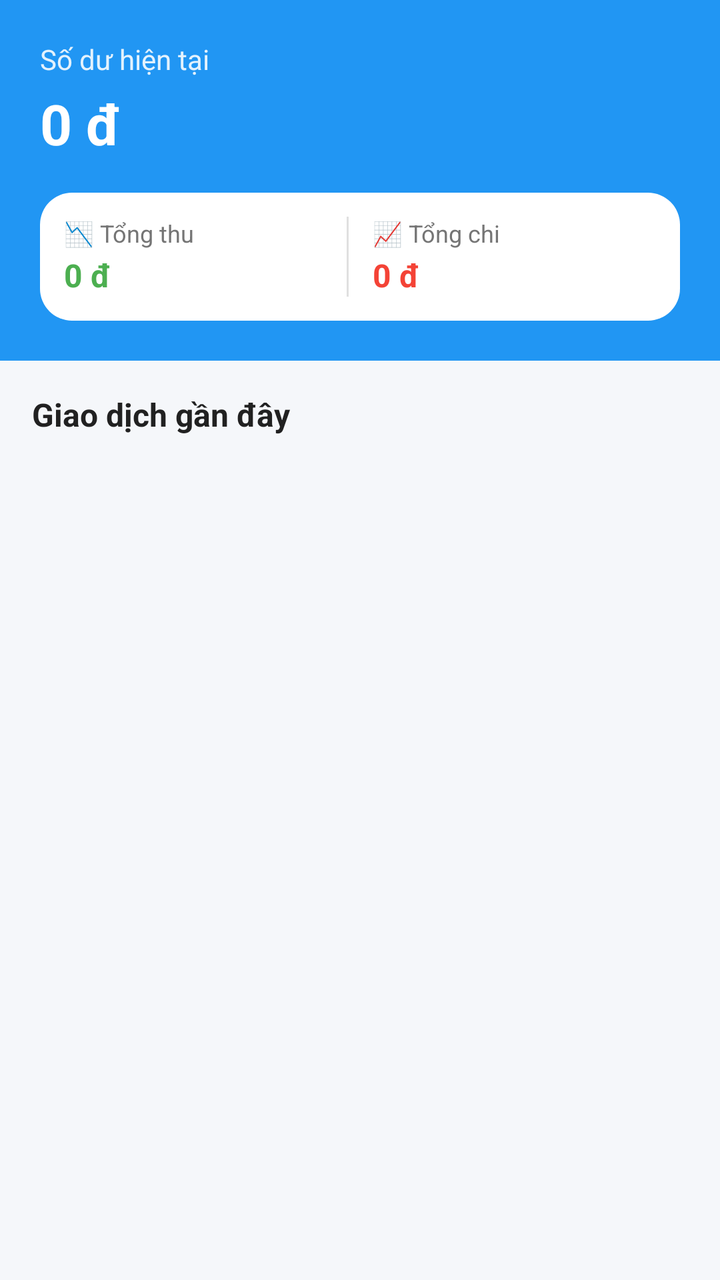
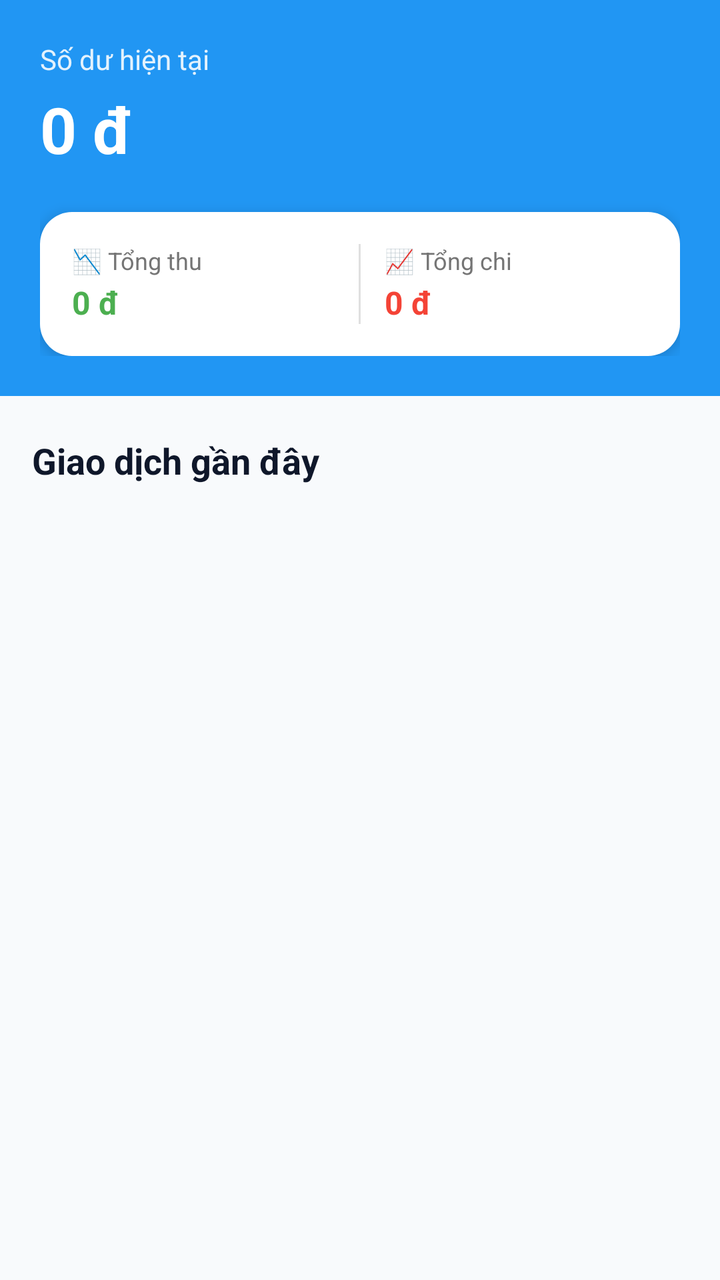

Screens rendered from an Android XML layout before and after an edit, with the pre-edit source and the edit as a unified diff.
<!-- AndroidManifest.xml: application theme Theme.AppQuanLyChiTieu -->
<!-- res/layout/fragment_home.xml -->
<?xml version="1.0" encoding="utf-8"?>
<LinearLayout xmlns:android="http://schemas.android.com/apk/res/android"
    xmlns:app="http://schemas.android.com/apk/res-auto"
    android:layout_width="match_parent"
    android:layout_height="match_parent"
    android:background="#F5F7FA"
    android:orientation="vertical">

    <LinearLayout
        android:layout_width="match_parent"
        android:layout_height="wrap_content"
        android:background="#2196F3"
        android:orientation="vertical"
        android:padding="20dp">

        <TextView
            android:layout_width="wrap_content"
            android:layout_height="wrap_content"
            android:text="Số dư hiện tại"
            android:textColor="#E3F2FD"
            android:textSize="14sp" />

        <TextView
            android:id="@+id/tvTotalBalance"
            android:layout_width="wrap_content"
            android:layout_height="wrap_content"
            android:layout_marginTop="4dp"
            android:text="0 đ"
            android:textColor="#FFFFFF"
            android:textSize="28sp"
            android:textStyle="bold" />

        <LinearLayout
            android:id="@+id/btnViewHistory"
            android:layout_width="match_parent"
            android:layout_height="wrap_content"
            android:layout_marginTop="16dp"
            android:background="@drawable/bg_card_white"
            android:orientation="horizontal"
            android:padding="12dp">

            <LinearLayout
                android:layout_width="0dp"
                android:layout_height="wrap_content"
                android:layout_weight="1"
                android:orientation="vertical">

                <TextView
                    android:layout_width="wrap_content"
                    android:layout_height="wrap_content"
                    android:text="📉 Tổng thu"
                    android:textColor="#757575"
                    android:textSize="12sp" />

                <TextView
                    android:id="@+id/tvTotalIncome"
                    android:layout_width="wrap_content"
                    android:layout_height="wrap_content"
                    android:layout_marginTop="2dp"
                    android:text="0 đ"
                    android:textColor="#4CAF50"
                    android:textSize="16sp"
                    android:textStyle="bold" />
            </LinearLayout>

            <View
                android:layout_width="1dp"
                android:layout_height="match_parent"
                android:background="#E0E0E0" />

            <LinearLayout
                android:layout_width="0dp"
                android:layout_height="wrap_content"
                android:layout_marginStart="12dp"
                android:layout_weight="1"
                android:orientation="vertical">

                <TextView
                    android:layout_width="wrap_content"
                    android:layout_height="wrap_content"
                    android:text="📈 Tổng chi"
                    android:textColor="#757575"
                    android:textSize="12sp" />

                <TextView
                    android:id="@+id/tvTotalExpense"
                    android:layout_width="wrap_content"
                    android:layout_height="wrap_content"
                    android:layout_marginTop="2dp"
                    android:text="0 đ"
                    android:textColor="#F44336"
                    android:textSize="16sp"
                    android:textStyle="bold" />
            </LinearLayout>
        </LinearLayout>
    </LinearLayout>

    <TextView
        android:layout_width="wrap_content"
        android:layout_height="wrap_content"
        android:layout_marginHorizontal="16dp"
        android:layout_marginTop="16dp"
        android:text="Giao dịch gần đây"
        android:textColor="#212121"
        android:textSize="16sp"
        android:textStyle="bold" />

    <androidx.recyclerview.widget.RecyclerView
        android:id="@+id/rvTransactions"
        android:layout_width="match_parent"
        android:layout_height="match_parent"
        android:clipToPadding="false"
        android:padding="16dp"
        android:paddingBottom="100dp" />

</LinearLayout>
<!-- resources referenced by this layout -->
<resources>
  <!-- drawable bg_card_white (drawable) -->
  <?xml version="1.0" encoding="utf-8"?>
  <shape xmlns:android="http://schemas.android.com/apk/res/android">
      <solid android:color="#FFFFFF" />
      <corners android:radius="16dp" />
  </shape>
  <style name="Theme.AppQuanLyChiTieu" parent="Base.Theme.AppQuanLyChiTieu" />
  <style name="Base.Theme.AppQuanLyChiTieu" parent="Theme.Material3.DayNight.NoActionBar">
          
          
      </style>
</resources>

<!-- the commit's change to res/layout/fragment_home.xml (unified diff, before → after) -->
@@ -1,116 +1,138 @@
 <?xml version="1.0" encoding="utf-8"?>
-<LinearLayout xmlns:android="http://schemas.android.com/apk/res/android"
-    xmlns:app="http://schemas.android.com/apk/res-auto"
+<ScrollView xmlns:android="http://schemas.android.com/apk/res/android"
     android:layout_width="match_parent"
     android:layout_height="match_parent"
-    android:background="#F5F7FA"
-    android:orientation="vertical">
+    android:background="#F8FAFC"
+    android:fitsSystemWindows="true">
 
     <LinearLayout
         android:layout_width="match_parent"
         android:layout_height="wrap_content"
-        android:background="#2196F3"
-        android:orientation="vertical"
-        android:padding="20dp">
+        android:orientation="vertical">
+
+        
+        <LinearLayout
+            android:layout_width="match_parent"
+            android:layout_height="wrap_content"
+            android:background="#2196F3"
+            android:orientation="vertical"
+            android:padding="20dp">
+
+            <TextView
+                android:layout_width="wrap_content"
+                android:layout_height="wrap_content"
+                android:text="Số dư hiện tại"
+                android:textColor="#E3F2FD"
+                android:textSize="14sp" />
+
+            <TextView
+                android:id="@+id/tvBalance"
+                android:layout_width="wrap_content"
+                android:layout_height="wrap_content"
+                android:layout_marginTop="4dp"
+                android:text="0 đ"
+                android:textColor="#FFFFFF"
+                android:textSize="32sp"
+                android:textStyle="bold" />
+
+            
+            <LinearLayout
+                android:layout_width="match_parent"
+                android:layout_height="wrap_content"
+                android:layout_marginTop="20dp"
+                android:background="@drawable/bg_card_white"
+                android:elevation="4dp"
+                android:orientation="horizontal"
+                android:padding="16dp">
+
+                
+                <LinearLayout
+                    android:id="@+id/boxTotalIncome"
+                    android:layout_width="0dp"
+                    android:layout_height="wrap_content"
+                    android:layout_marginEnd="12dp"
+                    android:layout_weight="1"
+                    android:background="?attr/selectableItemBackground"
+                    android:clickable="true"
+                    android:focusable="true"
+                    android:orientation="vertical">
+
+                    <TextView
+                        android:layout_width="wrap_content"
+                        android:layout_height="wrap_content"
+                        android:text="📉 Tổng thu"
+                        android:textColor="#757575"
+                        android:textSize="12sp" />
+
+                    <TextView
+                        android:id="@+id/tvTotalIncome"
+                        android:layout_width="wrap_content"
+                        android:layout_height="wrap_content"
+                        android:layout_marginTop="2dp"
+                        android:text="0 đ"
+                        android:textColor="#4CAF50"
+                        android:textSize="16sp"
+                        android:textStyle="bold" />
+                </LinearLayout>
+
+                <View
+                    android:layout_width="1dp"
+                    android:layout_height="match_parent"
+                    android:background="#E0E0E0" />
+
+                
+                <LinearLayout
+                    android:id="@+id/boxTotalExpense"
+                    android:layout_width="0dp"
+                    android:layout_height="wrap_content"
+                    android:layout_marginStart="12dp"
+                    android:layout_weight="1"
+                    android:background="?attr/selectableItemBackground"
+                    android:clickable="true"
+                    android:focusable="true"
+                    android:orientation="vertical">
+
+                    <TextView
+                        android:layout_width="wrap_content"
+                        android:layout_height="wrap_content"
+                        android:text="📈 Tổng chi"
+                        android:textColor="#757575"
+                        android:textSize="12sp" />
+
+                    <TextView
+                        android:id="@+id/tvTotalExpense"
+                        android:layout_width="wrap_content"
+                        android:layout_height="wrap_content"
+                        android:layout_marginTop="2dp"
+                        android:text="0 đ"
+                        android:textColor="#F44336"
+                        android:textSize="16sp"
+                        android:textStyle="bold" />
+                </LinearLayout>
+
+            </LinearLayout>
+
+        </LinearLayout>
 
         <TextView
             android:layout_width="wrap_content"
             android:layout_height="wrap_content"
-            android:text="Số dư hiện tại"
-            android:textColor="#E3F2FD"
-            android:textSize="14sp" />
-
-        <TextView
-            android:id="@+id/tvTotalBalance"
-            android:layout_width="wrap_content"
-            android:layout_height="wrap_content"
-            android:layout_marginTop="4dp"
-            android:text="0 đ"
-            android:textColor="#FFFFFF"
-            android:textSize="28sp"
+            android:layout_marginStart="16dp"
+            android:layout_marginTop="20dp"
+            android:text="Giao dịch gần đây"
+            android:textColor="#0F172A"
+            android:textSize="18sp"
             android:textStyle="bold" />
 
-        <LinearLayout
-            android:id="@+id/btnViewHistory"
+        <androidx.recyclerview.widget.RecyclerView
+            android:id="@+id/rvTransactions"
             android:layout_width="match_parent"
             android:layout_height="wrap_content"
-            android:layout_marginTop="16dp"
-            android:background="@drawable/bg_card_white"
-            android:orientation="horizontal"
-            android:padding="12dp">
+            android:layout_marginTop="12dp"
+            android:clipToPadding="false"
+            android:paddingHorizontal="16dp"
+            android:paddingBottom="80dp" />
 
-            <LinearLayout
-                android:layout_width="0dp"
-                android:layout_height="wrap_content"
-                android:layout_weight="1"
-                android:orientation="vertical">
-
-                <TextView
-                    android:layout_width="wrap_content"
-                    android:layout_height="wrap_content"
-                    android:text="📉 Tổng thu"
-                    android:textColor="#757575"
-                    android:textSize="12sp" />
-
-                <TextView
-                    android:id="@+id/tvTotalIncome"
-                    android:layout_width="wrap_content"
-                    android:layout_height="wrap_content"
-                    android:layout_marginTop="2dp"
-                    android:text="0 đ"
-                    android:textColor="#4CAF50"
-                    android:textSize="16sp"
-                    android:textStyle="bold" />
-            </LinearLayout>
-
-            <View
-                android:layout_width="1dp"
-                android:layout_height="match_parent"
-                android:background="#E0E0E0" />
-
-            <LinearLayout
-                android:layout_width="0dp"
-                android:layout_height="wrap_content"
-                android:layout_marginStart="12dp"
-                android:layout_weight="1"
-                android:orientation="vertical">
-
-                <TextView
-                    android:layout_width="wrap_content"
-                    android:layout_height="wrap_content"
-                    android:text="📈 Tổng chi"
-                    android:textColor="#757575"
-                    android:textSize="12sp" />
-
-                <TextView
-                    android:id="@+id/tvTotalExpense"
-                    android:layout_width="wrap_content"
-                    android:layout_height="wrap_content"
-                    android:layout_marginTop="2dp"
-                    android:text="0 đ"
-                    android:textColor="#F44336"
-                    android:textSize="16sp"
-                    android:textStyle="bold" />
-            </LinearLayout>
-        </LinearLayout>
     </LinearLayout>
 
-    <TextView
-        android:layout_width="wrap_content"
-        android:layout_height="wrap_content"
-        android:layout_marginHorizontal="16dp"
-        android:layout_marginTop="16dp"
-        android:text="Giao dịch gần đây"
-        android:textColor="#212121"
-        android:textSize="16sp"
-        android:textStyle="bold" />
-
-    <androidx.recyclerview.widget.RecyclerView
-        android:id="@+id/rvTransactions"
-        android:layout_width="match_parent"
-        android:layout_height="match_parent"
-        android:clipToPadding="false"
-        android:padding="16dp"
-        android:paddingBottom="100dp" />
-
-</LinearLayout>
+</ScrollView>
